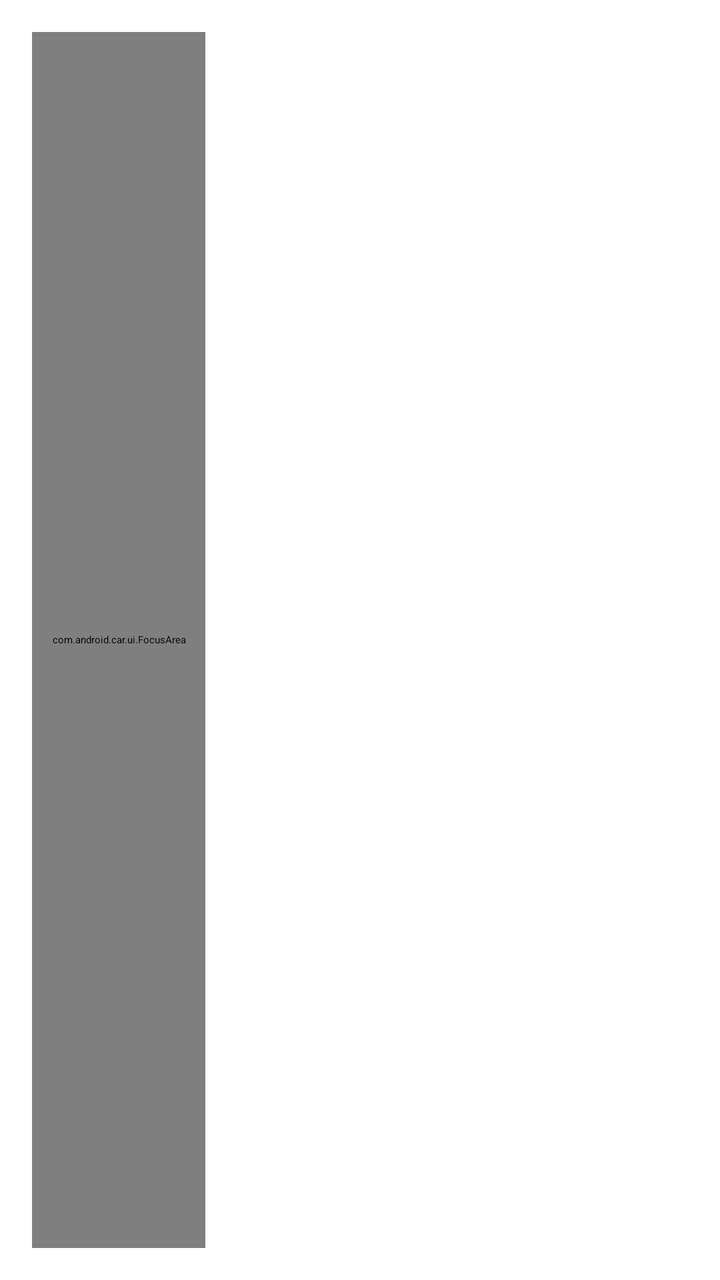
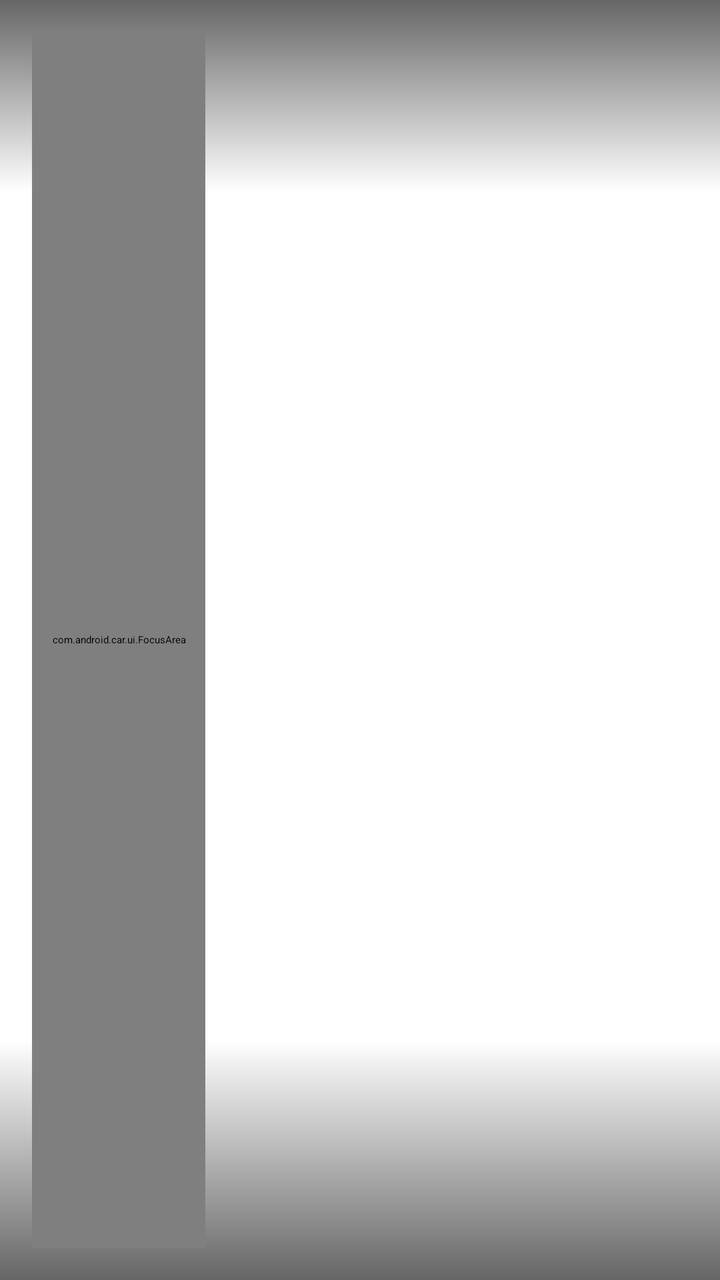

Screens rendered from an Android XML layout before and after an edit, with the pre-edit source and the edit as a unified diff.
<!-- AndroidManifest.xml: application theme Theme.Launcher -->
<!-- res/layout/car_launcher.xml -->
<?xml version="1.0" encoding="utf-8"?>
<androidx.constraintlayout.widget.ConstraintLayout
    xmlns:android="http://schemas.android.com/apk/res/android"
    xmlns:app="http://schemas.android.com/apk/res-auto"
    android:layout_width="match_parent"
    android:layout_height="match_parent"
    android:background="@android:color/transparent">

    
    <androidx.cardview.widget.CardView
        android:id="@+id/maps_card"
        android:layout_width="0dp"
        android:layout_height="0dp"
        app:cardBackgroundColor="@android:color/transparent"
        app:cardCornerRadius="0dp"
        app:cardElevation="0dp"
        app:cardMaxElevation="0dp"
        app:layout_constraintLeft_toLeftOf="parent"
        app:layout_constraintRight_toRightOf="parent"
        app:layout_constraintTop_toTopOf="parent"
        app:layout_constraintBottom_toBottomOf="parent">

        <FrameLayout
            android:id="@+id/maps_card_container"
            android:layout_width="match_parent"
            android:layout_height="match_parent"
            android:background="@android:color/transparent">

            
            <TextView
                android:id="@+id/maps_placeholder_text"
                android:layout_width="wrap_content"
                android:layout_height="wrap_content"
                android:layout_gravity="center"
                android:text="@string/navigation_starting"
                android:textColor="#88FFFFFF"
                android:textSize="24sp"
                android:visibility="visible"/>
        </FrameLayout>

    </androidx.cardview.widget.CardView>

    
    <androidx.constraintlayout.widget.Guideline
        android:id="@+id/vertical_guideline"
        android:layout_width="wrap_content"
        android:layout_height="wrap_content"
        android:orientation="vertical"
        app:layout_constraintGuide_percent="0.33" />

    
    <com.android.car.ui.FocusArea
        android:id="@+id/bottom_card"
        android:layout_width="0dp"
        android:layout_height="0dp"
        android:layout_margin="16dp"
        android:translationZ="1dp"
        app:layout_constraintLeft_toLeftOf="parent"
        app:layout_constraintRight_toLeftOf="@id/vertical_guideline"
        app:layout_constraintTop_toTopOf="parent"
        app:layout_constraintBottom_toBottomOf="parent" />

</androidx.constraintlayout.widget.ConstraintLayout>
<!-- resources referenced by this layout -->
<resources>
  <string name="navigation_starting">Navigation wird gestartet...</string>
  <style name="Theme.Launcher" parent="Theme.CarUi.NoToolbar">
          <item name="textAppearanceGridItem">@android:style/TextAppearance.DeviceDefault.Medium</item>
          <item name="textAppearanceGridItemSecondary">@android:style/TextAppearance.DeviceDefault.Small</item>
          <item name="oemTokenOverrideEnabled">true</item>
          <item name="android:statusBarColor">@android:color/transparent</item>
          <item name="android:windowLightStatusBar">false</item>
      </style>
</resources>

<!-- the commit's change to res/layout/car_launcher.xml (unified diff, before → after) -->
@@ -41,6 +41,29 @@
     </androidx.cardview.widget.CardView>
 
     
+    <View
+        android:id="@+id/top_bar_scrim"
+        android:layout_width="0dp"
+        android:layout_height="96dp"
+        android:background="@drawable/map_scrim_top"
+        android:clickable="false"
+        android:focusable="false"
+        app:layout_constraintLeft_toLeftOf="parent"
+        app:layout_constraintRight_toRightOf="parent"
+        app:layout_constraintTop_toTopOf="parent" />
+
+    <View
+        android:id="@+id/bottom_bar_scrim"
+        android:layout_width="0dp"
+        android:layout_height="120dp"
+        android:background="@drawable/map_scrim_bottom"
+        android:clickable="false"
+        android:focusable="false"
+        app:layout_constraintLeft_toLeftOf="parent"
+        app:layout_constraintRight_toRightOf="parent"
+        app:layout_constraintBottom_toBottomOf="parent" />
+
+    
     <androidx.constraintlayout.widget.Guideline
         android:id="@+id/vertical_guideline"
         android:layout_width="wrap_content"
<!-- resource entries referenced after the edit -->
@@ -1,5 +1,21 @@
 <!-- resources referenced by this layout -->
 <resources>
+  <!-- drawable map_scrim_bottom (drawable) -->
+  <?xml version="1.0" encoding="utf-8"?>
+  <shape xmlns:android="http://schemas.android.com/apk/res/android">
+      <gradient
+          android:angle="90"
+          android:startColor="#99000000"
+          android:endColor="#00000000" />
+  </shape>
+  <!-- drawable map_scrim_top (drawable) -->
+  <?xml version="1.0" encoding="utf-8"?>
+  <shape xmlns:android="http://schemas.android.com/apk/res/android">
+      <gradient
+          android:angle="270"
+          android:startColor="#99000000"
+          android:endColor="#00000000" />
+  </shape>
   <string name="navigation_starting">Navigation wird gestartet...</string>
   <style name="Theme.Launcher" parent="Theme.CarUi.NoToolbar">
           <item name="textAppearanceGridItem">@android:style/TextAppearance.DeviceDefault.Medium</item>
